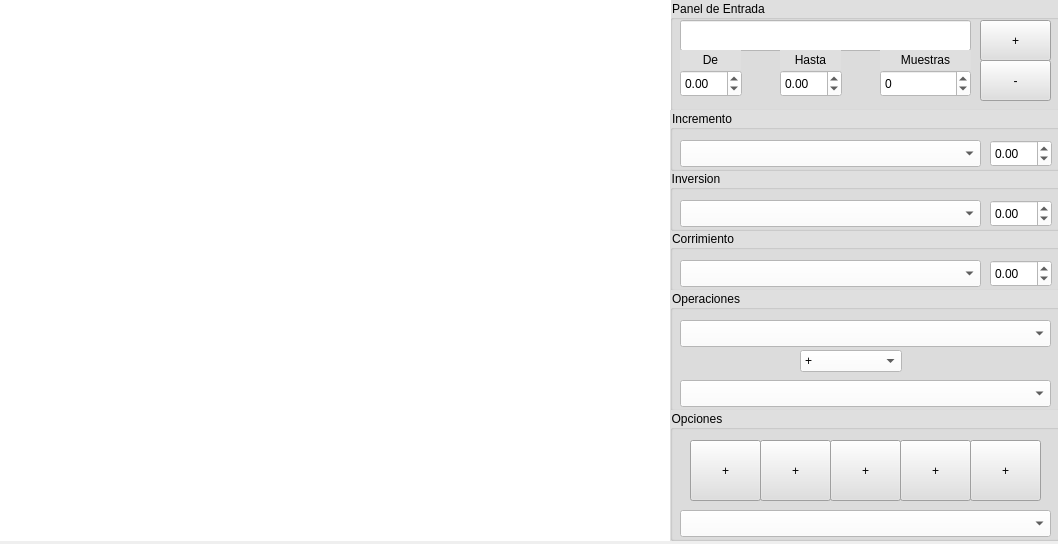
Above: GraficadorSeñales.ui from Arthyom/PythonX-s before the change. Below: the same form after it.
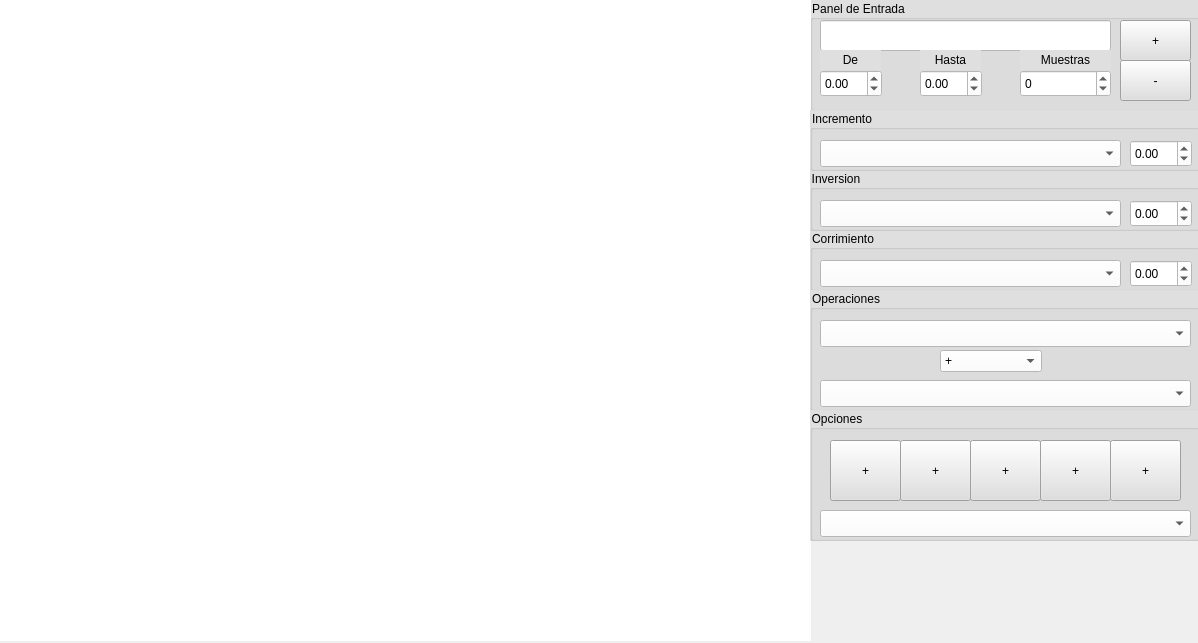
That is the form after the change.

Diff of the .ui file:
```diff
--- a/GraficadorSeñales.ui
+++ b/GraficadorSeñales.ui
@@ -6,8 +6,8 @@
    <rect>
     <x>0</x>
     <y>0</y>
-    <width>1058</width>
-    <height>544</height>
+    <width>1198</width>
+    <height>643</height>
    </rect>
   </property>
   <property name="windowTitle">
@@ -20,7 +20,7 @@
    <widget class="QGroupBox" name="groupBox">
     <property name="geometry">
      <rect>
-      <x>670</x>
+      <x>810</x>
       <y>0</y>
       <width>391</width>
       <height>111</height>
@@ -45,7 +45,8 @@
       <string>&lt;html&gt;&lt;head/&gt;&lt;body&gt;&lt;p&gt;Introduzca Una nueva funcion&lt;/p&gt;&lt;/body&gt;&lt;/html&gt;</string>
      </property>
      <property name="styleSheet">
-      <string notr="true">background-color: rgb(255, 255, 255);</string>
+      <string notr="true">background-color: rgb(255, 255, 255);
+selection-background-color: rgb(231, 77, 0);</string>
      </property>
     </widget>
     <widget class="QLabel" name="label_2">
@@ -185,8 +186,8 @@
      <rect>
       <x>0</x>
       <y>0</y>
-      <width>671</width>
-      <height>541</height>
+      <width>811</width>
+      <height>641</height>
      </rect>
     </property>
     <property name="styleSheet">
@@ -199,7 +200,7 @@
    <widget class="QGroupBox" name="groupBox_2">
     <property name="geometry">
      <rect>
-      <x>670</x>
+      <x>810</x>
       <y>230</y>
       <width>391</width>
       <height>61</height>
@@ -240,14 +241,15 @@
       </rect>
      </property>
      <property name="styleSheet">
-      <string notr="true">background-color: rgb(255, 255, 255);</string>
+      <string notr="true">background-color: rgb(255, 255, 255);
+selection-background-color: rgb(231, 77, 0);</string>
      </property>
     </widget>
    </widget>
    <widget class="QGroupBox" name="groupBox_3">
     <property name="geometry">
      <rect>
-      <x>670</x>
+      <x>810</x>
       <y>170</y>
       <width>391</width>
       <height>61</height>
@@ -288,7 +290,8 @@
       </rect>
      </property>
      <property name="styleSheet">
-      <string notr="true">background-color: rgb(255, 255, 255);</string>
+      <string notr="true">background-color: rgb(255, 255, 255);
+selection-background-color: rgb(231, 77, 0);</string>
      </property>
      <property name="frame">
       <bool>true</bool>
@@ -298,7 +301,7 @@
    <widget class="QGroupBox" name="groupBox_4">
     <property name="geometry">
      <rect>
-      <x>670</x>
+      <x>810</x>
       <y>110</y>
       <width>391</width>
       <height>61</height>
@@ -342,14 +345,15 @@
       <string>Selecciones incremento</string>
      </property>
      <property name="styleSheet">
-      <string notr="true">background-color: rgb(255, 255, 255);</string>
+      <string notr="true">background-color: rgb(255, 255, 255);
+selection-background-color: rgb(231, 77, 0);</string>
      </property>
     </widget>
    </widget>
    <widget class="QGroupBox" name="groupBox_5">
     <property name="geometry">
      <rect>
-      <x>670</x>
+      <x>810</x>
       <y>290</y>
       <width>391</width>
       <height>121</height>
@@ -371,7 +375,8 @@
       </rect>
      </property>
      <property name="styleSheet">
-      <string notr="true">background-color: rgb(255, 255, 255);</string>
+      <string notr="true">background-color: rgb(255, 255, 255);
+selection-background-color: rgb(231, 77, 0);</string>
      </property>
     </widget>
     <widget class="QComboBox" name="cmb_F2">
@@ -384,7 +389,8 @@
       </rect>
      </property>
      <property name="styleSheet">
-      <string notr="true">background-color: rgb(255, 255, 255);</string>
+      <string notr="true">background-color: rgb(255, 255, 255);
+selection-background-color: rgb(231, 77, 0);</string>
      </property>
     </widget>
     <widget class="QComboBox" name="cmb_Opr">
@@ -447,7 +453,7 @@
    <widget class="QGroupBox" name="groupBox_6">
     <property name="geometry">
      <rect>
-      <x>670</x>
+      <x>810</x>
       <y>410</y>
       <width>391</width>
       <height>131</height>
@@ -469,7 +475,8 @@
       </rect>
      </property>
      <property name="styleSheet">
-      <string notr="true">background-color: rgb(255, 255, 255);</string>
+      <string notr="true">background-color: rgb(255, 255, 255);
+selection-background-color: rgb(231, 77, 0);</string>
      </property>
     </widget>
     <widget class="QPushButton" name="pushButton_3">
```
Left out of the diff: 3 changed lines with no effect on the pictures.
